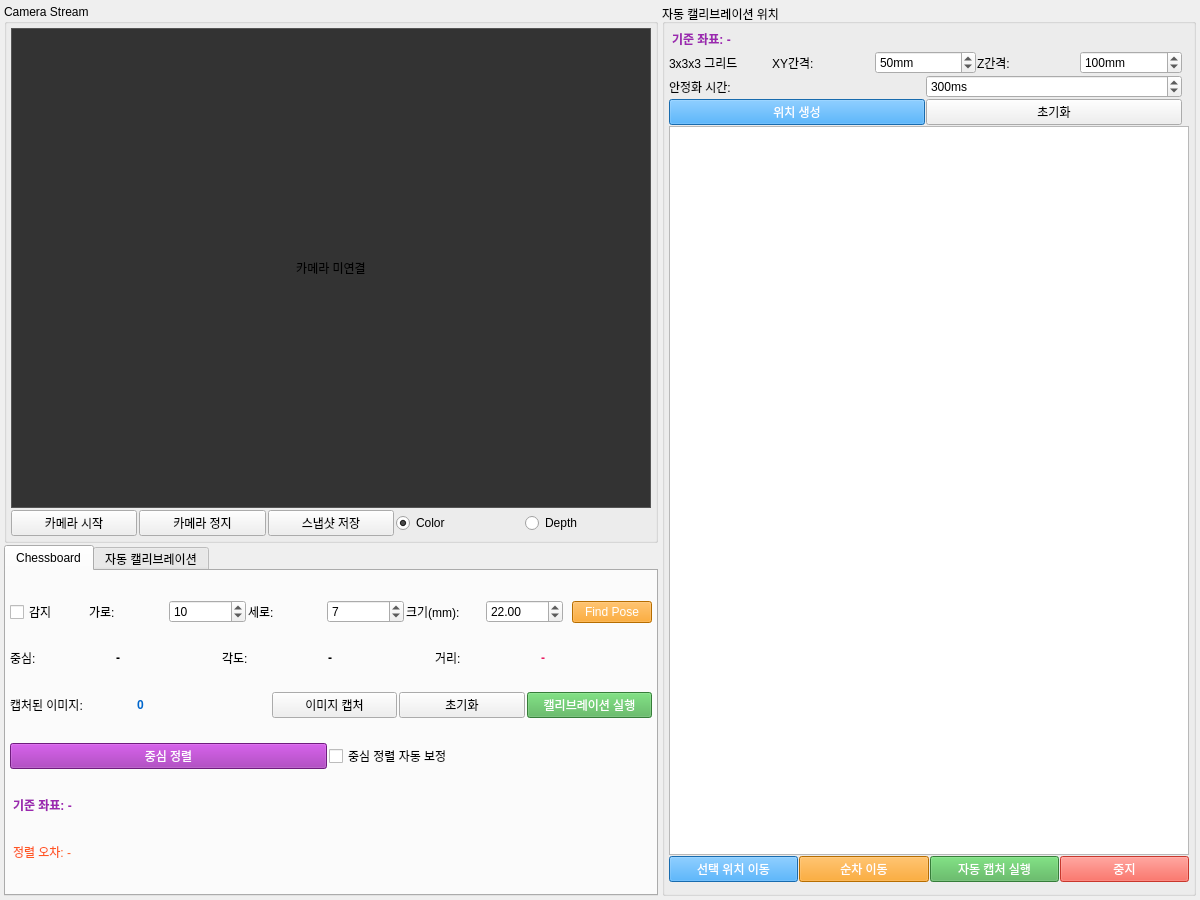
Above: ui/tab_calibration.ui from kuks2309/Charging_Robot_Operation before the change. Below: the same form after it.
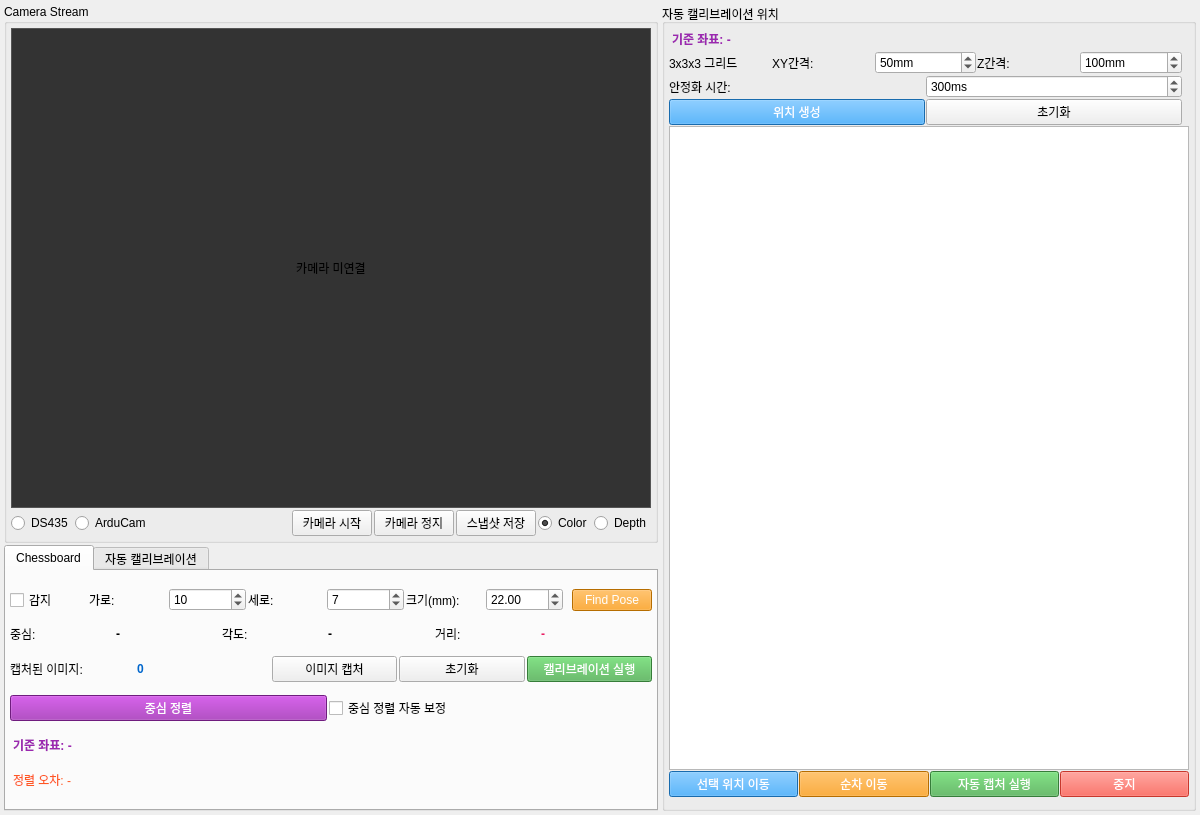
That is the form after the change.

Diff of the .ui file:
```diff
--- a/ui/tab_calibration.ui
+++ b/ui/tab_calibration.ui
@@ -7,7 +7,7 @@
     <x>0</x>
     <y>0</y>
     <width>1200</width>
-    <height>900</height>
+    <height>700</height>
    </rect>
   </property>
   <layout class="QHBoxLayout" name="horizontalLayoutCalibration">
@@ -100,6 +100,36 @@
          </item>
          <item>
           <layout class="QHBoxLayout" name="horizontalLayoutCalibCameraButtons">
+           <item>
+            <widget class="QRadioButton" name="radioDS435">
+             <property name="text">
+              <string>DS435</string>
+             </property>
+             <property name="checked">
+              <bool>true</bool>
+             </property>
+            </widget>
+           </item>
+           <item>
+            <widget class="QRadioButton" name="radioArduCam">
+             <property name="text">
+              <string>ArduCam</string>
+             </property>
+            </widget>
+           </item>
+           <item>
+            <spacer name="horizontalSpacerCameraSelect">
+             <property name="orientation">
+              <enum>Qt::Horizontal</enum>
+             </property>
+             <property name="sizeHint" stdset="0">
+              <size>
+               <width>20</width>
+               <height>20</height>
+              </size>
+             </property>
+            </spacer>
+           </item>
            <item>
             <widget class="QPushButton" name="btnCalibStartCamera">
              <property name="text">
```
